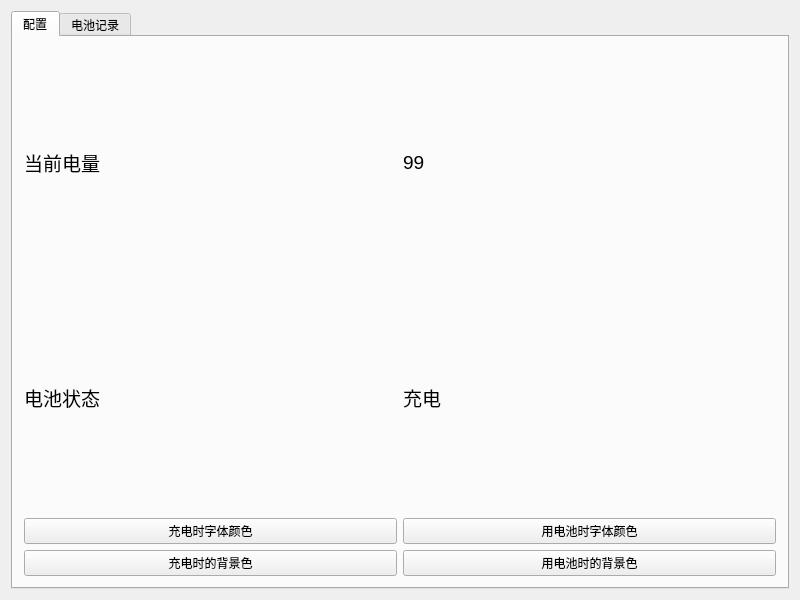
Above: widget.ui from sleepinging/TBattery before the change. Below: the same form after it.
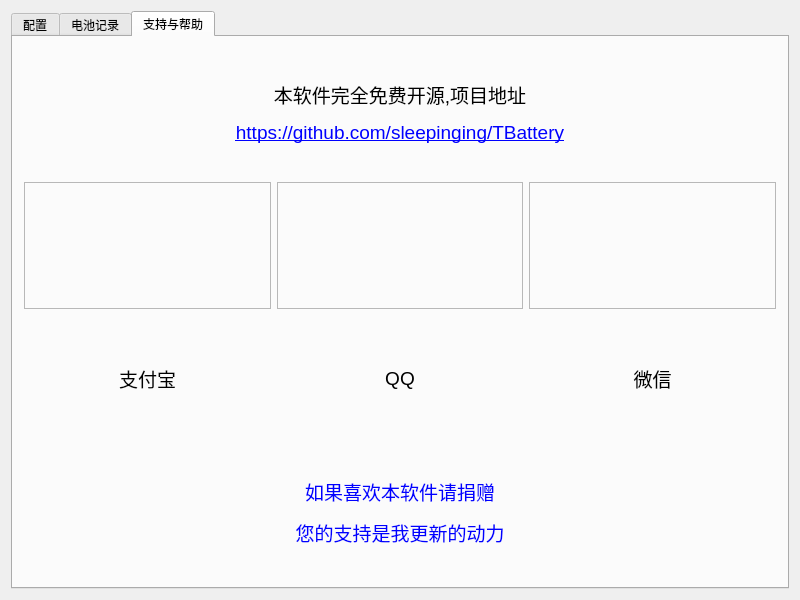
That is the form after the change. The open tabs and pages were chosen to show the change. Icons and pictures are not drawn. Custom widgets are drawn as their Qt base class.

Commit message: 添加支持和捐赠界面

The edit to the form file:
```diff
--- a/widget.ui
+++ b/widget.ui
@@ -14,7 +14,7 @@
    <string>TBattery</string>
   </property>
   <layout class="QGridLayout" name="gridLayout">
-   <item row="0" column="0">
+   <item row="1" column="0">
     <widget class="QTabWidget" name="tabWidget">
      <property name="currentIndex">
       <number>0</number>
@@ -32,7 +32,7 @@
           </font>
          </property>
          <property name="text">
-          <string>当前电量</string>
+          <string>&lt;html&gt;&lt;head/&gt;&lt;body&gt;&lt;p align=&quot;center&quot;&gt;当前电量&lt;/p&gt;&lt;/body&gt;&lt;/html&gt;</string>
          </property>
         </widget>
        </item>
@@ -44,7 +44,7 @@
           </font>
          </property>
          <property name="text">
-          <string>99</string>
+          <string>&lt;html&gt;&lt;head/&gt;&lt;body&gt;&lt;p align=&quot;center&quot;&gt;99&lt;/p&gt;&lt;/body&gt;&lt;/html&gt;</string>
          </property>
         </widget>
        </item>
@@ -56,7 +56,7 @@
           </font>
          </property>
          <property name="text">
-          <string>电池状态</string>
+          <string>&lt;html&gt;&lt;head/&gt;&lt;body&gt;&lt;p align=&quot;center&quot;&gt;电池状态&lt;/p&gt;&lt;/body&gt;&lt;/html&gt;</string>
          </property>
         </widget>
        </item>
@@ -68,7 +68,7 @@
           </font>
          </property>
          <property name="text">
-          <string>充电</string>
+          <string>&lt;html&gt;&lt;head/&gt;&lt;body&gt;&lt;p align=&quot;center&quot;&gt;充电&lt;/p&gt;&lt;/body&gt;&lt;/html&gt;</string>
          </property>
         </widget>
        </item>
@@ -112,6 +112,96 @@
        </item>
       </layout>
      </widget>
+     <widget class="QWidget" name="tab">
+      <attribute name="title">
+       <string>支持与帮助</string>
+      </attribute>
+      <layout class="QGridLayout" name="gridLayout_4">
+       <item row="2" column="1">
+        <widget class="QLabel" name="label_4">
+         <property name="text">
+          <string>&lt;html&gt;&lt;head/&gt;&lt;body&gt;&lt;p align=&quot;center&quot;&gt;&lt;span style=&quot; font-size:14pt;&quot;&gt;QQ&lt;/span&gt;&lt;/p&gt;&lt;/body&gt;&lt;/html&gt;</string>
+         </property>
+        </widget>
+       </item>
+       <item row="2" column="2">
+        <widget class="QLabel" name="label_5">
+         <property name="text">
+          <string>&lt;html&gt;&lt;head/&gt;&lt;body&gt;&lt;p align=&quot;center&quot;&gt;&lt;span style=&quot; font-size:14pt;&quot;&gt;微信&lt;/span&gt;&lt;/p&gt;&lt;/body&gt;&lt;/html&gt;</string>
+         </property>
+        </widget>
+       </item>
+       <item row="1" column="1">
+        <widget class="QFrame" name="fm_pic_qq">
+         <property name="styleSheet">
+          <string notr="true">image:url(:/pay/res/qq.jpg)</string>
+         </property>
+         <property name="frameShape">
+          <enum>QFrame::StyledPanel</enum>
+         </property>
+         <property name="frameShadow">
+          <enum>QFrame::Raised</enum>
+         </property>
+        </widget>
+       </item>
+       <item row="1" column="2">
+        <widget class="QFrame" name="fm_pic_wechat">
+         <property name="styleSheet">
+          <string notr="true">image:url(:/pay/res/wechat.jpg)</string>
+         </property>
+         <property name="frameShape">
+          <enum>QFrame::StyledPanel</enum>
+         </property>
+         <property name="frameShadow">
+          <enum>QFrame::Raised</enum>
+         </property>
+        </widget>
+       </item>
+       <item row="2" column="0">
+        <widget class="QLabel" name="label_3">
+         <property name="text">
+          <string>&lt;html&gt;&lt;head/&gt;&lt;body&gt;&lt;p align=&quot;center&quot;&gt;&lt;span style=&quot; font-size:14pt;&quot;&gt;支付宝&lt;/span&gt;&lt;/p&gt;&lt;/body&gt;&lt;/html&gt;</string>
+         </property>
+        </widget>
+       </item>
+       <item row="1" column="0">
+        <widget class="QFrame" name="fm_pic_alipay">
+         <property name="styleSheet">
+          <string notr="true">image: url(:/pay/res/alipay.jpg)</string>
+         </property>
+         <property name="frameShape">
+          <enum>QFrame::StyledPanel</enum>
+         </property>
+         <property name="frameShadow">
+          <enum>QFrame::Raised</enum>
+         </property>
+        </widget>
+       </item>
+       <item row="3" column="1">
+        <widget class="QLabel" name="label_6">
+         <property name="text">
+          <string>&lt;html&gt;&lt;head/&gt;&lt;body&gt;&lt;p align=&quot;center&quot;&gt;&lt;span style=&quot; font-size:14pt; color:#0000ff;&quot;&gt;如果喜欢本软件请捐赠&lt;/span&gt;&lt;/p&gt;&lt;p align=&quot;center&quot;&gt;&lt;span style=&quot; font-size:14pt; color:#0000ff;&quot;&gt;您的支持是我更新的动力&lt;/span&gt;&lt;/p&gt;&lt;/body&gt;&lt;/html&gt;</string>
+         </property>
+         <property name="textFormat">
+          <enum>Qt::RichText</enum>
+         </property>
+        </widget>
+       </item>
+       <item row="0" column="0" colspan="3">
+        <widget class="QLabel" name="lb_about">
+         <property name="text">
+          <string>&lt;html&gt;&lt;head/&gt;&lt;body&gt;&lt;p align=&quot;center&quot;&gt;&lt;span style=&quot; font-size:14pt;&quot;&gt;本软件完全免费开源,项目地址&lt;/span&gt;&lt;/p&gt;&lt;p align=&quot;center&quot;&gt;&lt;a href=&quot;https://github.com/sleepinging/TBattery&quot;&gt;&lt;span style=&quot; font-size:14pt; text-decoration: underline; color:#0000ff;&quot;&gt;https://github.com/sleepinging/TBattery&lt;/span&gt;&lt;/a&gt;&lt;/p&gt;&lt;/body&gt;&lt;/html&gt;</string>
+         </property>
+         <property name="textFormat">
+          <enum>Qt::RichText</enum>
+         </property>
+         <property name="textInteractionFlags">
+          <set>Qt::LinksAccessibleByKeyboard|Qt::LinksAccessibleByMouse|Qt::TextBrowserInteraction|Qt::TextSelectableByKeyboard|Qt::TextSelectableByMouse</set>
+         </property>
+        </widget>
+       </item>
+      </layout>
+     </widget>
     </widget>
    </item>
   </layout>
```
The commit also changes 5 other files.
